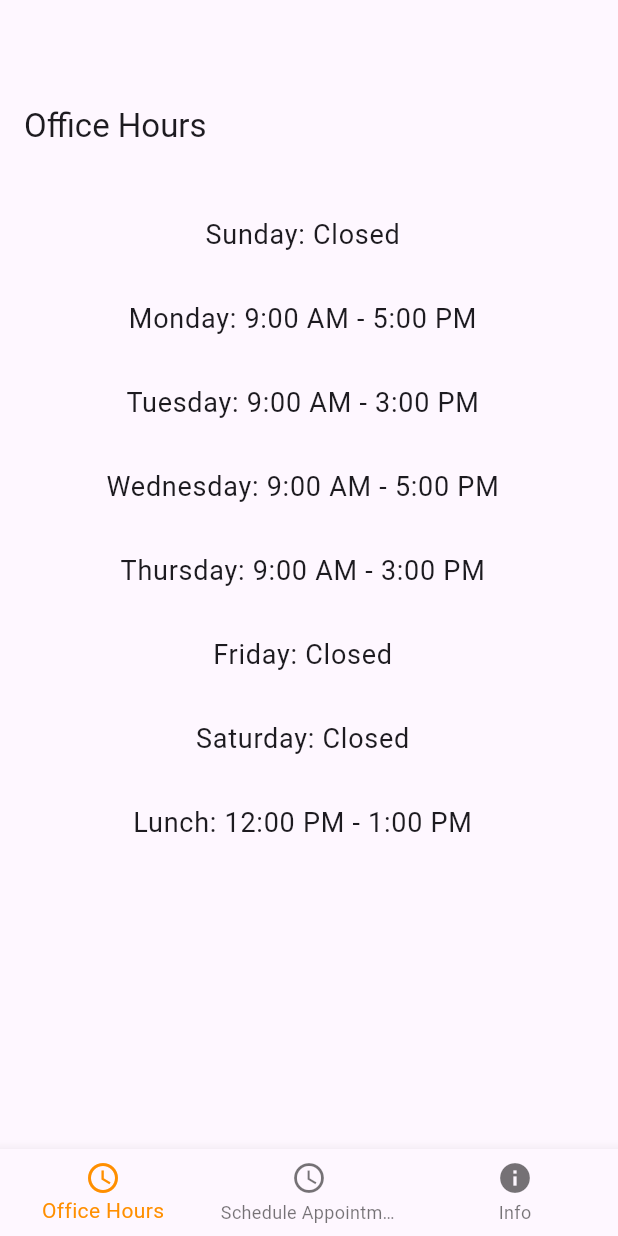
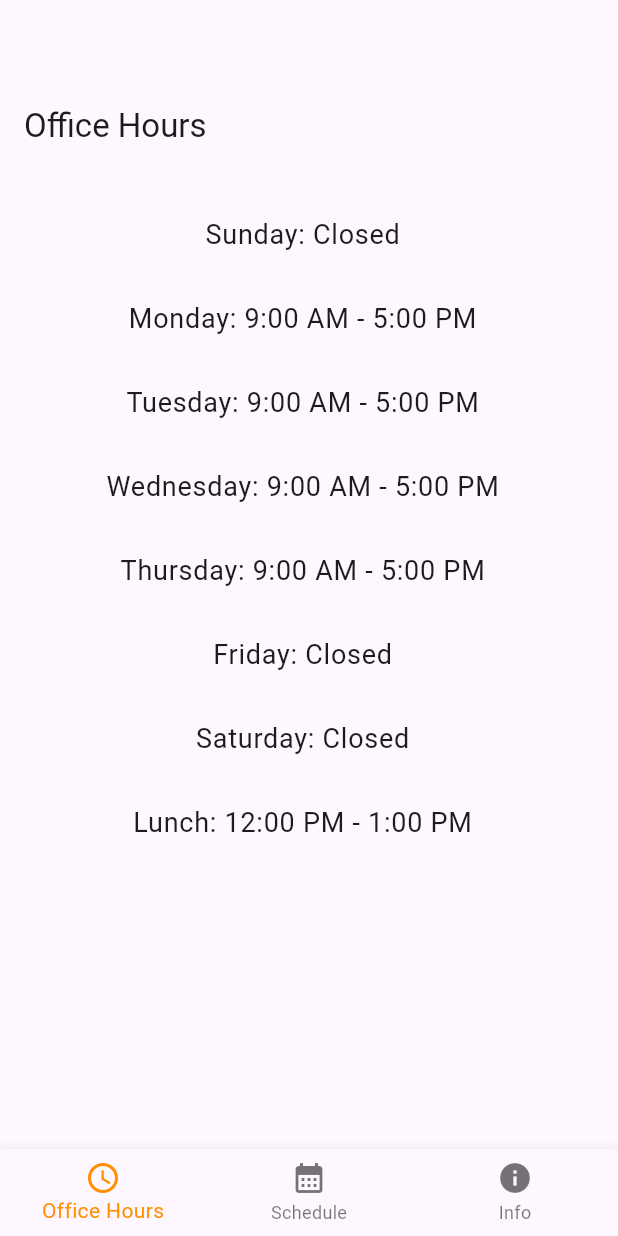
Before and after one commit to destinyj621/appointment_scheduler_app, a Flutter app: the screen it shows once a user with an empty profile is signed in, on a phone screen of 412 x 824 dp. Run offline on Flutter 3.47's test engine with Material 3 defaults, Android fonts, the phone set to English and light mode, and no system bars; our stand-ins replace cloud_firestore, firebase_auth, firebase_core; missing offline and left inert: booking_calendar, flutter_mailer; accounts and stored records are empty.

Commit message:
Appointment Scheduler App

```diff
--- a/lib/nav.dart
+++ b/lib/nav.dart
@@ -1,6 +1,8 @@
 //This page manages the navigation bar at the bottom
 //resource: https://api.flutter.dev/flutter/material/BottomNavigationBar-class.html
+import 'package:booking_calendar/booking_calendar.dart';
 import 'package:flutter/material.dart';
+import 'book.dart';
 import 'events.dart';
 import 'info.dart';
 import 'office_hours.dart';
@@ -29,11 +31,9 @@ class BottomNavigation extends StatefulWidget {
 class _BottomNavigationState
     extends State<BottomNavigation> {
   int _selectedIndex = 0;
-  static const TextStyle optionStyle =
-  TextStyle(fontSize: 30, fontWeight: FontWeight.bold);
   static List<Widget> _widgetOptions = <Widget>[
     OfficeHours(),
-    AppointmentScreen(),
+    BookingCalendarApp(),
     Info(),
   ];
 
@@ -59,8 +59,8 @@ class _BottomNavigationState
             label: 'Office Hours',
           ),
           BottomNavigationBarItem(
-            icon: Icon(Icons.schedule),
-            label: 'Schedule Appointment',
+            icon: Icon(Icons.calendar_month),
+            label: 'Schedule',
           ),
           BottomNavigationBarItem(
             icon: Icon(Icons.info),
--- a/lib/office_hours.dart
+++ b/lib/office_hours.dart
@@ -12,9 +12,9 @@ class _OfficeHoursState extends State<OfficeHours> {
   final List<String> officeHours = [
     "Sunday: Closed",
     "Monday: 9:00 AM - 5:00 PM",
-    "Tuesday: 9:00 AM - 3:00 PM",
+    "Tuesday: 9:00 AM - 5:00 PM",
     "Wednesday: 9:00 AM - 5:00 PM",
-    "Thursday: 9:00 AM - 3:00 PM",
+    "Thursday: 9:00 AM - 5:00 PM",
     "Friday: Closed",
     "Saturday: Closed",
     "Lunch: 12:00 PM - 1:00 PM",
--- a/pubspec.yaml
+++ b/pubspec.yaml
@@ -43,6 +43,7 @@ dependencies:
   # Use with the CupertinoIcons class for iOS style icons.
   cupertino_icons: ^1.0.2
   firebase_auth: ^4.17.8
+  booking_calendar: ^1.1.10
 dev_dependencies:
   flutter_test:
     sdk: flutter
```
Also changed, not shown: lib/book.dart (added, +116 -0 lines), pubspec.lock.
